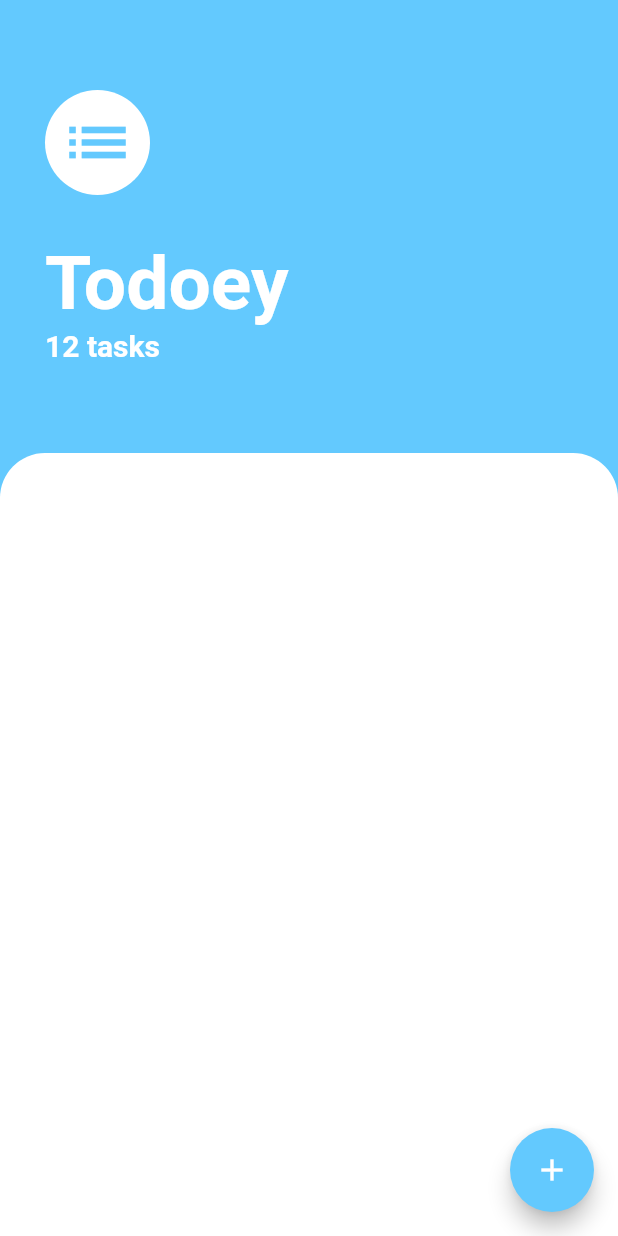
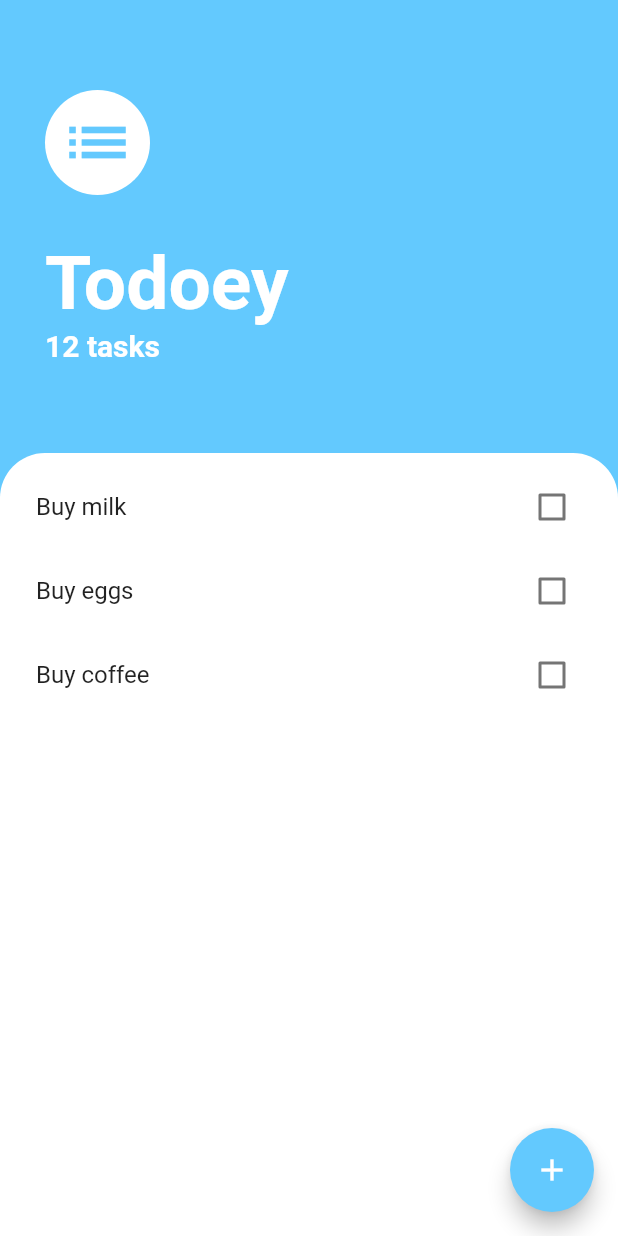
Before and after one commit to helzixxx/todoey_flu, a Flutter app: the screen it shows after launch, on a phone screen of 412 x 824 dp. Run offline on Flutter 3.47's test engine with Material 2 defaults, Android fonts, the phone set to English and light mode, and no system bars.

Commit message:
list od tasks added

```diff
--- a/lib/constants.dart
+++ b/lib/constants.dart
@@ -11,3 +11,11 @@ const TextStyle tasksTextStyle = TextStyle(
   fontSize: 20.0,
   fontWeight: FontWeight.bold,
 );
+
+const BoxDecoration containerDecoration = BoxDecoration(
+  color: Colors.white,
+  borderRadius: BorderRadius.only(
+    topLeft: Radius.circular(30.0),
+    topRight: Radius.circular(30.0),
+  ),
+);
--- a/lib/screens/tasks_screen.dart
+++ b/lib/screens/tasks_screen.dart
@@ -1,20 +1,27 @@
 import 'package:flutter/material.dart';
 import 'package:todoey_flu/constants.dart';
+import '../widgets/tasks_list.dart';
 
 class TasksScreen extends StatelessWidget {
   const TasksScreen({super.key});
 
   @override
   Widget build(BuildContext context) {
+    List<String> items = [
+      'Buy milk',
+      'Buy eggs',
+      'Buy coffee',
+    ];
+
     return Scaffold(
       backgroundColor: const Color(0xFF63C9FE),
       body: Column(
         crossAxisAlignment: CrossAxisAlignment.start,
         children: [
           Container(
-            padding: EdgeInsets.only(
+            padding: const EdgeInsets.only(
                 top: 60.0, left: 30.0, right: 30.0, bottom: 30.0),
-            child: Column(
+            child: const Column(
               crossAxisAlignment: CrossAxisAlignment.start,
               children: [
                 CircleAvatar(
@@ -46,12 +53,8 @@ class TasksScreen extends StatelessWidget {
           Expanded(
             child: Container(
               height: 100.0,
-              decoration: BoxDecoration(
-                color: Colors.white,
-                borderRadius: BorderRadius.only(
-                    topLeft: Radius.circular(30.0),
-                    topRight: Radius.circular(30.0)),
-              ),
+              decoration: containerDecoration,
+              child: TasksList(items: items),
             ),
           ),
         ],
@@ -59,7 +62,7 @@ class TasksScreen extends StatelessWidget {
       floatingActionButton: FloatingActionButton(
         onPressed: () {},
         backgroundColor: const Color(0xFF63C9FE),
-        child: Icon(Icons.add),
+        child: const Icon(Icons.add),
       ),
     );
   }
--- /dev/null
+++ b/lib/widgets/tasks_list.dart
@@ -0,0 +1,25 @@
+import 'package:flutter/material.dart';
+
+class TasksList extends StatelessWidget {
+  const TasksList({
+    super.key,
+    required this.items,
+  });
+
+  final List<String> items;
+
+  @override
+  Widget build(BuildContext context) {
+    return ListView.builder(
+      padding: const EdgeInsets.all(8),
+      itemCount: items.length,
+      itemBuilder: (BuildContext context, int index) {
+        return CheckboxListTile(
+          title: Text(items[index]),
+          value: false,
+          onChanged: (bool? value) {},
+        );
+      },
+    );
+  }
+}
```
